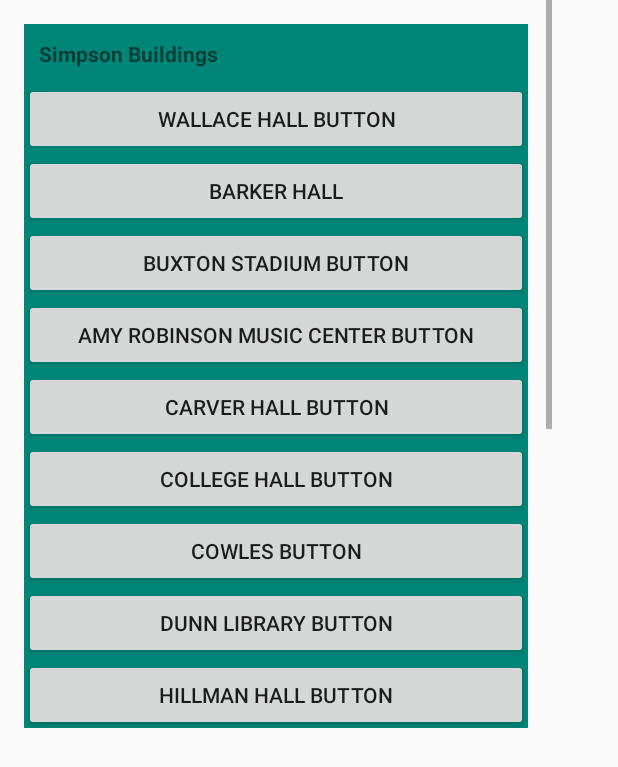
After one commit to kaitlyn-kottlowski-sc/CoolHistoryApplication, an Android app: the layout activity_scroll.xml on its own in the app's theme, with its tools: preview values and no code run, on a phone screen of 412 x 824 dp. The commit adds this screen. Shown: the top 767 px of the screen. Run offline under Robolectric (Android 15) with nearby library versions, the phone set to English and light mode, and no system bars.

Commit message:
Made whole new activity_scroll view in layouts and everything is working  fine can scroll. added new string to string xml

```diff
--- /dev/null
+++ b/app/src/main/res/layout/activity_scroll.xml
@@ -0,0 +1,97 @@
+<?xml version="1.0" encoding="utf-8"?>
+<!--<LinearLayout-->
+<!--    xmlns:android="http://schemas.android.com/apk/res/android"-->
+<!--    xmlns:tools="http://schemas.android.com/tools"-->
+<!--    android:layout_width="match_parent"-->
+<!--    android:layout_height="match_parent"-->
+<!--    tools:context="com.example.myapplication.MainActivity">-->
+
+    <ScrollView
+        xmlns:android="http://schemas.android.com/apk/res/android"
+        xmlns:tools="http://schemas.android.com/tools"
+        android:layout_width="368dp"
+        android:layout_height="485dp"
+        tools:layout_editor_absoluteY="8dp"
+        tools:layout_editor_absoluteX="8dp">
+        <LinearLayout
+            android:layout_width="fill_parent"
+            android:layout_height="wrap_content"
+            android:orientation="vertical"
+            android:layout_margin="16dp"
+            android:background="@color/colorPrimary">
+            <TextView
+                android:layout_width="fill_parent"
+                android:layout_height="fill_parent"
+                android:padding="10dp"
+                android:text="@string/simpson_building_text"
+                android:textStyle="bold"/>
+            <Button
+                android:layout_width="fill_parent"
+                android:layout_height="fill_parent"
+                android:text="@string/wallace_button"/>
+            <Button
+                android:layout_width="fill_parent"
+                android:layout_height="fill_parent"
+                android:text="@string/barker_hall"/>
+            <Button
+                android:layout_width="fill_parent"
+                android:layout_height="fill_parent"
+                android:text="@string/buxton_stadium_button"/>
+            <Button
+                android:layout_width="fill_parent"
+                android:layout_height="fill_parent"
+                android:text="@string/amy_robinson_music_center_button"/>
+            <Button
+                android:layout_width="fill_parent"
+                android:layout_height="fill_parent"
+                android:text="@string/carver_hall_button"/>
+            <Button
+                android:layout_width="fill_parent"
+                android:layout_height="fill_parent"
+                android:text="@string/college_hall_button"/>
+            <Button
+                android:layout_width="fill_parent"
+                android:layout_height="fill_parent"
+                android:text="@string/cowles_button"/>
+            <Button
+                android:layout_width="fill_parent"
+                android:layout_height="fill_parent"
+                android:text="@string/dunn_library_button"/>
+            <Button
+                android:layout_width="fill_parent"
+                android:layout_height="fill_parent"
+                android:text="@string/hillman_hall_button"/>
+            <Button
+                android:layout_width="fill_parent"
+                android:layout_height="fill_parent"
+                android:text="@string/hopper_gym_button"/>
+            <Button
+                android:layout_width="fill_parent"
+                android:layout_height="fill_parent"
+                android:text="@string/kent_button"/>
+            <Button
+                android:layout_width="fill_parent"
+                android:layout_height="fill_parent"
+                android:text="@string/kresge_hall"/>
+            <Button
+                android:layout_width="fill_parent"
+                android:layout_height="fill_parent"
+                android:text="@string/mary_berry_hall"/>
+            <Button
+                android:layout_width="fill_parent"
+                android:layout_height="fill_parent"
+                android:text="@string/mcneill_hall_button"/>
+            <Button
+                android:layout_width="fill_parent"
+                android:layout_height="fill_parent"
+                android:text="@string/pfieffer_and_great_hall_button"/>
+            <Button
+                android:layout_width="fill_parent"
+                android:layout_height="fill_parent"
+                android:text="@string/smith_chapel_button"/>
+
+        </LinearLayout>
+
+    </ScrollView>
+
+<!--</LinearLayout>-->
--- a/app/src/main/res/values/strings.xml
+++ b/app/src/main/res/values/strings.xml
@@ -19,4 +19,5 @@
     <string name="hopper_gym_button">Hopper Gym Button</string>
     <string name="kent_button">Kent Button</string>
     <string name="cowles_button">Cowles Button</string>
+    <string name="simpson_building_text">Simpson Buildings</string>
 </resources>
```
Also changed, not shown: app/build.gradle (line endings or trailing spaces).
